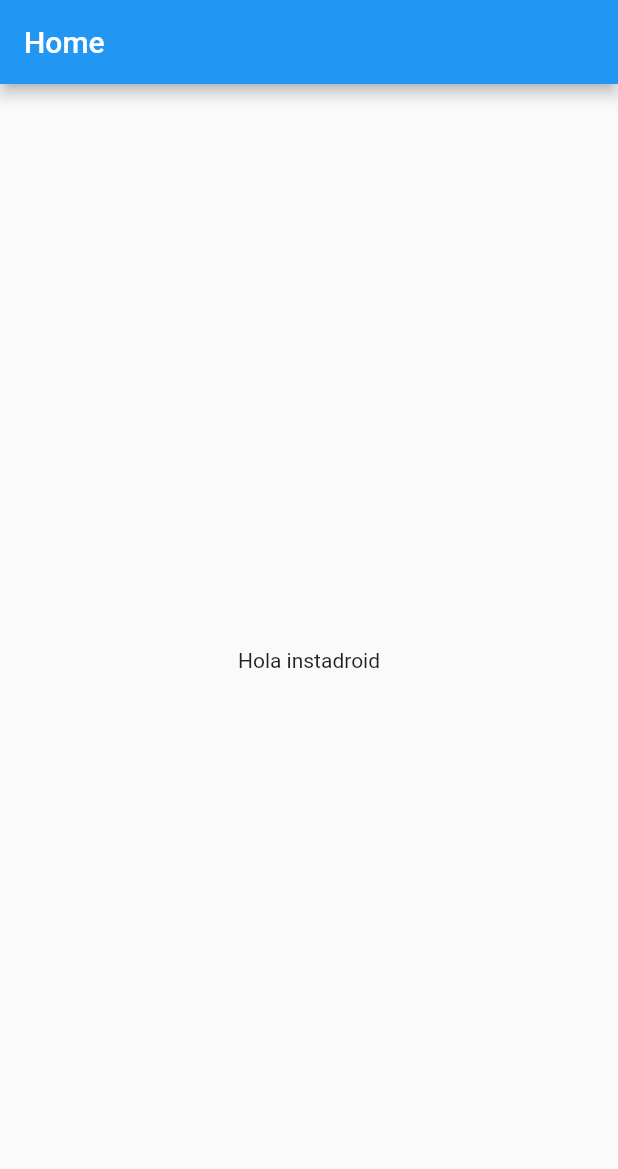
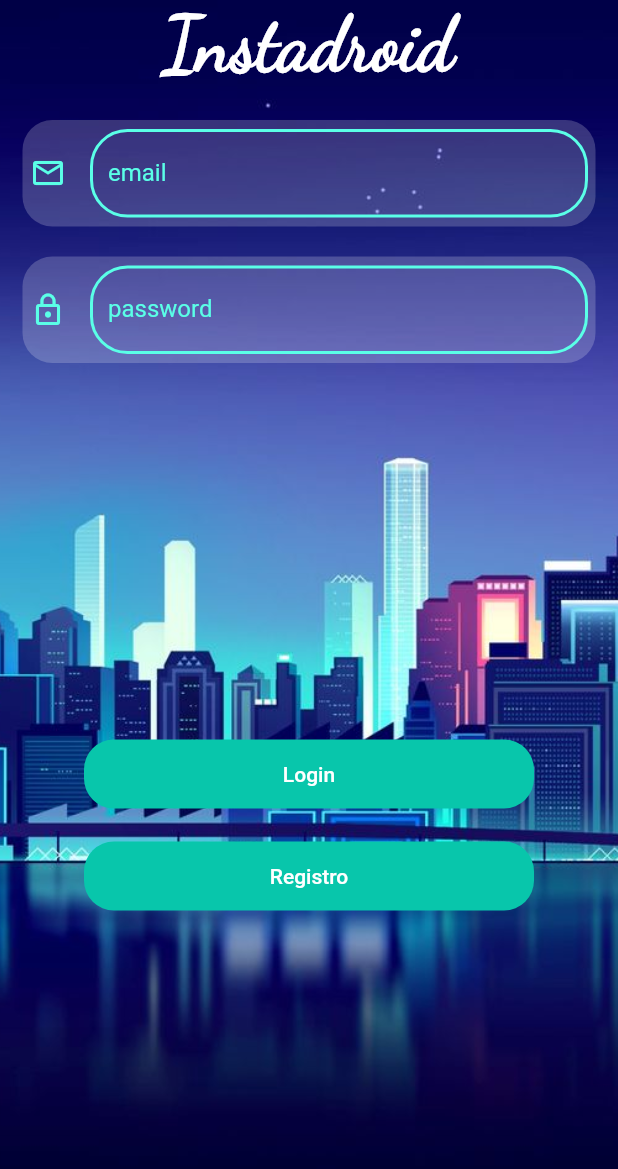
Before and after one commit to CarlosDez23/Instadroid, a Flutter app: the screen it shows after launch, on a phone screen of 412 x 824 dp. Shown: the top 1169 px of the screen. Run offline on Flutter 3.47's test engine with Material 2 defaults, Android fonts, the phone set to English and light mode, and no system bars.

Commit message:
Diseño de login y registro

```diff
--- a/instadroid/lib/main.dart
+++ b/instadroid/lib/main.dart
@@ -1,4 +1,7 @@
 import 'package:flutter/material.dart';
+import 'package:instadroid/src/pages/login_page.dart';
+import 'package:instadroid/src/pages/registro_page.dart';
+import 'package:instadroid/src/theme/mytheme.dart';
 
 void main() => runApp(MyApp());
 
@@ -6,17 +9,19 @@ class MyApp extends StatelessWidget {
   @override
   Widget build(BuildContext context) {
     return MaterialApp(
+      debugShowCheckedModeBanner: false,
       title: 'Instadroid',
-      home: Scaffold(
-        appBar: AppBar(
-          title: Text('Home'),
-        ),
-        body: Center(
-          child: Container(
-            child: Text('Hola instadroid'),
-          ),
-        ),
-      ),
+      //Ruta inicial de nuestra aplicación
+      initialRoute: 'login',
+      /*Pantallas que va a tener la apliación, en flutter se pueden manejar
+      como rutas, similar al desarrollo web*/
+      routes:{
+        'login'      :  (BuildContext context) => LoginPage(),
+        'registro'   :  (BuildContext context) => RegistroPage(),
+      },
+      //Tema de la aplicación
+      theme: myTheme,
+
     );
   }
 }
--- /dev/null
+++ b/instadroid/lib/src/pages/login_page.dart
@@ -0,0 +1,139 @@
+import 'package:flutter/material.dart';
+import 'package:instadroid/src/theme/mytheme.dart';
+import 'package:instadroid/src/widgets/app_title.dart';
+import 'package:instadroid/src/widgets/background_image.dart';
+
+class LoginPage extends StatelessWidget {
+  @override
+  Widget build(BuildContext context) {
+    return Scaffold(
+      resizeToAvoidBottomPadding: false,
+      body: Stack(
+        children: <Widget> [
+          BackgroundImage(),
+          SafeArea(
+            child: Column(
+              crossAxisAlignment: CrossAxisAlignment.center,
+              children: <Widget> [
+                AppTitle(
+                  color: Colors.white,
+                  size: 50.0,
+                ),
+                SizedBox(height: 20),
+                Container(
+                  padding: EdgeInsets.symmetric(horizontal: 15),
+                  child: _emailInput(),
+                ),
+                SizedBox(height: 20),
+                Container(
+                  padding: EdgeInsets.symmetric(horizontal: 15),
+                  child: _passwordInput(),
+                ),
+                SizedBox(height: 250),
+                _loginButton(),
+                SizedBox(height: 20),
+                _registerButton(context),
+              ],
+            ),
+          ),
+        ]
+      ),
+    );
+  }
+
+  Widget _emailInput(){
+    return Container(
+      decoration: BoxDecoration(
+        color: Color.fromRGBO(255,255,255, 0.2),
+        borderRadius: BorderRadius.circular(20),
+      ),
+      padding: EdgeInsets.symmetric(horizontal: 5, vertical: 6),
+      child: TextFormField(
+        decoration: InputDecoration(
+          icon: Icon(Icons.mail_outline, color: myTheme.primaryColor),
+          labelText: 'email',
+          labelStyle: TextStyle(
+            color: myTheme.primaryColor,
+          ),
+          border: OutlineInputBorder(
+            borderRadius: BorderRadius.circular(20.0)
+          ),
+          enabledBorder: OutlineInputBorder(
+            borderRadius: BorderRadius.circular(25.0),
+            borderSide: BorderSide(
+              color: myTheme.primaryColor,
+              width: 2.0,
+            ),
+          ),
+        )
+      ),
+    );
+  }
+
+  Widget _passwordInput(){
+    return Container(
+      decoration: BoxDecoration(
+        color: Color.fromRGBO(255,255,255, 0.2),
+        borderRadius: BorderRadius.circular(20),
+      ),
+      padding: EdgeInsets.symmetric(horizontal: 5, vertical: 6),
+      child: TextFormField(
+        decoration: InputDecoration(
+          icon: Icon(Icons.lock_outline, color: myTheme.primaryColor),
+          labelText: 'password',
+          labelStyle: TextStyle(
+            color: myTheme.primaryColor,
+          ),
+          border: OutlineInputBorder(
+            borderRadius: BorderRadius.circular(20.0)
+          ),
+          enabledBorder: OutlineInputBorder(
+            borderRadius: BorderRadius.circular(25.0),
+            borderSide: BorderSide(
+              color: myTheme.primaryColor,
+              width: 2.0,
+            ),
+          ),
+        )
+      ),
+    );
+  }
+
+  Widget _loginButton(){
+    return Container(
+      width: 300,
+      child: RaisedButton(
+        child: Container(
+          padding: EdgeInsets.symmetric(horizontal:80.0, vertical: 15.0),
+          child: Text('Login'),
+        ),
+        shape: RoundedRectangleBorder(
+          borderRadius: BorderRadius.circular(20.0),
+        ),
+        elevation: 0.0,
+        color: myTheme.buttonColor,
+        textColor: Colors.white,
+        onPressed: (){},
+      ),
+    );
+  }
+
+  Widget _registerButton(BuildContext context){
+    return Container(
+      width: 300,
+      child: RaisedButton(
+        child: Container(
+          padding: EdgeInsets.symmetric(horizontal:80.0, vertical: 15.0),
+          child: Text('Registro'),
+        ),
+        shape: RoundedRectangleBorder(
+          borderRadius: BorderRadius.circular(20.0),
+        ),
+        elevation: 0.0,
+        color: myTheme.buttonColor,
+        textColor: Colors.white,
+        onPressed: () => Navigator.pushNamed(context, 'registro'),
+      ),
+    );
+  }
+}
--- /dev/null
+++ b/instadroid/lib/src/theme/mytheme.dart
@@ -0,0 +1,6 @@
+import 'package:flutter/material.dart';
+
+final myTheme = ThemeData.light().copyWith(
+  primaryColor: Color.fromRGBO(90, 255, 231, 1.0),
+  buttonColor: Color.fromRGBO(8, 198, 171, 1.0),
+);
--- /dev/null
+++ b/instadroid/lib/src/widgets/app_title.dart
@@ -0,0 +1,27 @@
+import 'package:flutter/material.dart';
+
+class AppTitle extends StatelessWidget {
+
+  final Color color;
+  final double size;
+
+  const AppTitle({@required this.color, @required this.size});
+
+  @override
+  Widget build(BuildContext context) {
+    return Row(
+      mainAxisAlignment: MainAxisAlignment.center,
+      children: <Widget>[
+        Text(
+          'Instadroid',
+          style: TextStyle(
+            fontFamily: 'Dancing Script',
+            color: this.color,
+            fontSize: this.size,
+            fontWeight: FontWeight.bold,
+          )
+        ),
+      ]
+    );
+  }
+}
--- /dev/null
+++ b/instadroid/lib/src/widgets/background_image.dart
@@ -0,0 +1,15 @@
+import 'package:flutter/material.dart';
+
+class BackgroundImage extends StatelessWidget {
+  @override
+  Widget build(BuildContext context) {
+    return Container(
+      decoration: BoxDecoration(
+        image: DecorationImage(
+          image: AssetImage('assets/img/logindef.jpg'),
+          fit: BoxFit.cover,
+        )
+      )
+    );
+  }
+}
```
Also changed, not shown: instadroid/lib/src/pages/registro_page.dart (added, +167 -0 lines), instadroid/lib/src/widgets/loginandregister_button.dart (added, +33 -0 lines), instadroid/pubspec.yaml (+7 -6 lines), instadroid/assets/fonts/DancingScript-Bold.ttf (added), instadroid/assets/fonts/DancingScript-Medium.ttf (added), instadroid/assets/fonts/DancingScript-Regular.ttf (added), instadroid/assets/fonts/DancingScript-SemiBold.ttf (added), instadroid/assets/img/logindef.jpg (added), instadroid/pubspec.lock, 1 other file.
